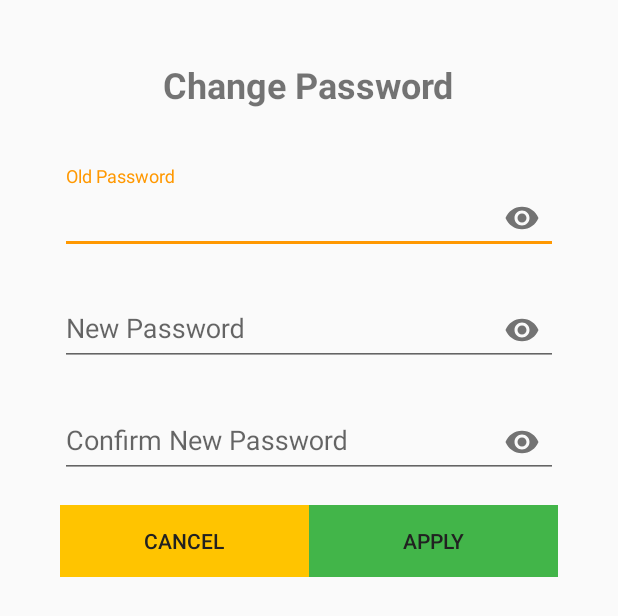
After one commit to mrbagaskoro/android-mycillin-user, an Android app: the layout dialog_change_password_layout.xml on its own in the app's theme, with its tools: preview values and no code run, on a phone screen of 412 x 824 dp. The commit adds this screen. Shown: the top 616 px of the screen. Run offline under Robolectric (Android 15) with nearby library versions, the phone set to English and light mode, and no system bars.

Commit message:
Add Change Password Dialog Design

```diff
--- a/app/src/main/java/com/mycillin/user/activity/account/AccountActivity.java
+++ b/app/src/main/java/com/mycillin/user/activity/account/AccountActivity.java
@@ -59,6 +59,12 @@ public class AccountActivity extends AppCompatActivity {
                 showManageAccountDialog();
             }
         });
+        changePassword.setOnClickListener(new View.OnClickListener() {
+            @Override
+            public void onClick(View view) {
+                showChangePasswordDialog();
+            }
+        });
     }
 
     public void showManageAccountDialog() {
@@ -81,6 +87,16 @@ public class AccountActivity extends AppCompatActivity {
             }
         });
     }
+    public void showChangePasswordDialog() {
+        final DialogPlus dialogPlus = DialogPlus.newDialog(AccountActivity.this)
+                .setContentHolder(new ViewHolder(R.layout.dialog_change_password_layout))
+                .setGravity(Gravity.CENTER)
+                .create();
+        dialogPlus.show();
+
+        View dialogPlusView = dialogPlus.getHolderView();
+    }
+
 
     public void getAccountList(View view) {
         accountRecyclerView = view.findViewById(R.id.manageAccountDialog_rv_recyclertView);
--- /dev/null
+++ b/app/src/main/res/layout/dialog_change_password_layout.xml
@@ -0,0 +1,103 @@
+<?xml version="1.0" encoding="utf-8"?>
+<LinearLayout xmlns:android="http://schemas.android.com/apk/res/android"
+    xmlns:app="http://schemas.android.com/apk/res-auto"
+    android:layout_width="match_parent"
+    android:layout_height="match_parent"
+    android:orientation="vertical"
+    android:gravity="center_horizontal">
+
+    <LinearLayout
+        android:layout_width="fill_parent"
+        android:layout_height="wrap_content"
+        android:padding="40dp"
+        android:orientation="vertical" >
+
+        <LinearLayout
+            android:layout_width="wrap_content"
+            android:layout_height="wrap_content"
+            android:paddingBottom="30dp"
+            android:layout_gravity="center" >
+
+            <TextView
+                android:layout_width="wrap_content"
+                android:layout_height="wrap_content"
+                android:textStyle="bold"
+                android:textSize="24sp"
+                android:text="@string/changePasswordDialog_title"/>
+
+        </LinearLayout>
+
+        <android.support.design.widget.TextInputLayout
+            android:layout_width="match_parent"
+            android:layout_height="wrap_content"
+            android:layout_marginBottom="@dimen/spacing_small"
+            android:layout_marginTop="@dimen/spacing_small"
+            app:passwordToggleEnabled="true" >
+
+            <EditText
+                android:id="@+id/changePasswordDialog_et_oldPassword"
+                android:layout_width="match_parent"
+                android:layout_height="wrap_content"
+                android:hint="@string/changePasswordDialog_old"
+                android:inputType="textPassword" />
+        </android.support.design.widget.TextInputLayout>
+
+        <android.support.design.widget.TextInputLayout
+            android:layout_width="match_parent"
+            android:layout_height="wrap_content"
+            android:layout_marginBottom="@dimen/spacing_small"
+            android:layout_marginTop="@dimen/spacing_small"
+            app:passwordToggleEnabled="true" >
+
+            <EditText
+                android:id="@+id/changePasswordDialog_et_newPassword"
+                android:layout_width="match_parent"
+                android:layout_height="wrap_content"
+                android:hint="@string/changePasswordDialog_new"
+                android:inputType="textPassword" />
+        </android.support.design.widget.TextInputLayout>
+
+        <android.support.design.widget.TextInputLayout
+            android:layout_width="match_parent"
+            android:layout_height="wrap_content"
+            android:layout_marginBottom="@dimen/spacing_small"
+            android:layout_marginTop="@dimen/spacing_small"
+            app:passwordToggleEnabled="true" >
+
+            <EditText
+                android:id="@+id/changePasswordDialog_et_confirmNewPassword"
+                android:layout_width="match_parent"
+                android:layout_height="wrap_content"
+                android:hint="@string/changePasswordDialog_confirmNew"
+                android:inputType="textPassword" />
+        </android.support.design.widget.TextInputLayout>
+
+        <LinearLayout
+            android:layout_width="fill_parent"
+            android:layout_height="wrap_content"
+            android:paddingTop="10dp"
+            android:orientation="horizontal" >
+
+            <Button
+                android:id="@+id/filterBookDoctor_bt_cancelBtn"
+                android:layout_width="0dp"
+                android:layout_height="wrap_content"
+                android:layout_weight="1"
+                android:background="@drawable/button_no_rad_accent"
+                android:textColor="@color/primaryText"
+                android:text="@string/filterBookDoctorDIalog_cancelBtn" />
+
+            <Button
+                android:id="@+id/filterBookDoctor_bt_applyBtn"
+                android:layout_width="0dp"
+                android:layout_height="wrap_content"
+                android:layout_weight="1"
+                android:background="@drawable/button_no_rad_primary"
+                android:textColor="@color/primaryText"
+                android:text="@string/filterBookDoctorDIalog_applyBtn"/>
+
+        </LinearLayout>
+
+    </LinearLayout>
+
+</LinearLayout>
--- a/app/src/main/res/values/strings.xml
+++ b/app/src/main/res/values/strings.xml
@@ -161,5 +161,9 @@
     <string name="eWalletFragment_amount">175.000</string>
     <string name="eWalletFragment_virtualAccNumberTitle">Virtual Account Number</string>
     <string name="eWalletFragment_virtualAccNumber">1019270000001</string>
+    <string name="changePasswordDialog_title">Change Password</string>
+    <string name="changePasswordDialog_old">Old Password</string>
+    <string name="changePasswordDialog_new">New Password</string>
+    <string name="changePasswordDialog_confirmNew">Confirm New Password</string>
 
 </resources>
```
Also changed, not shown: 1 other file.
